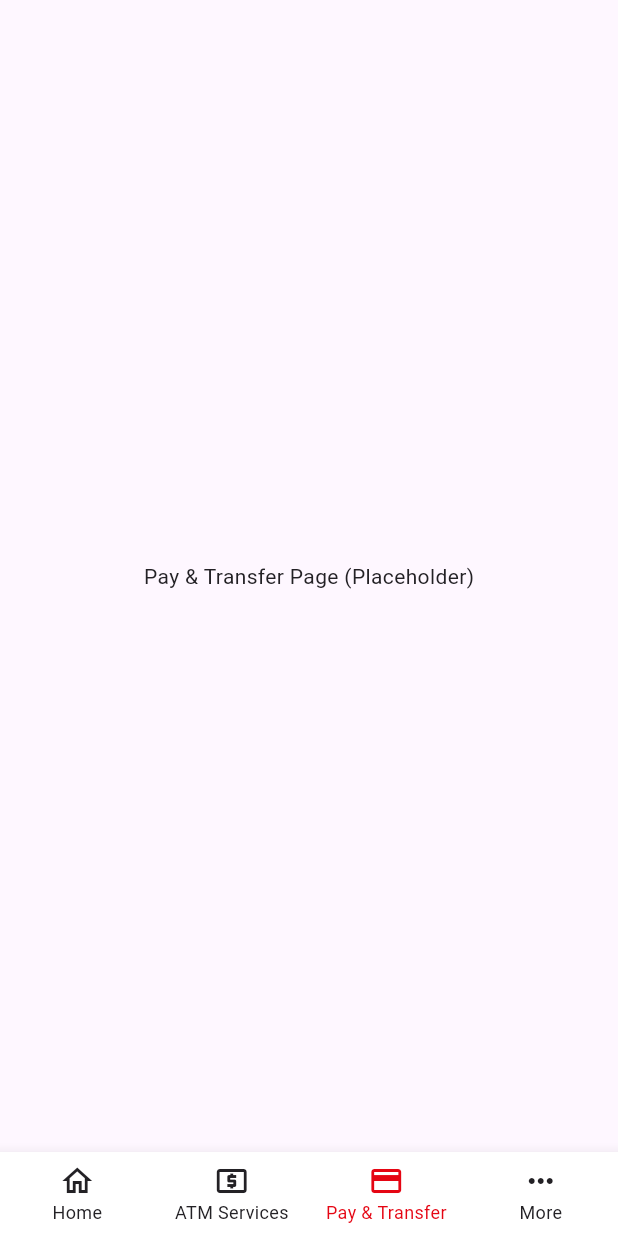
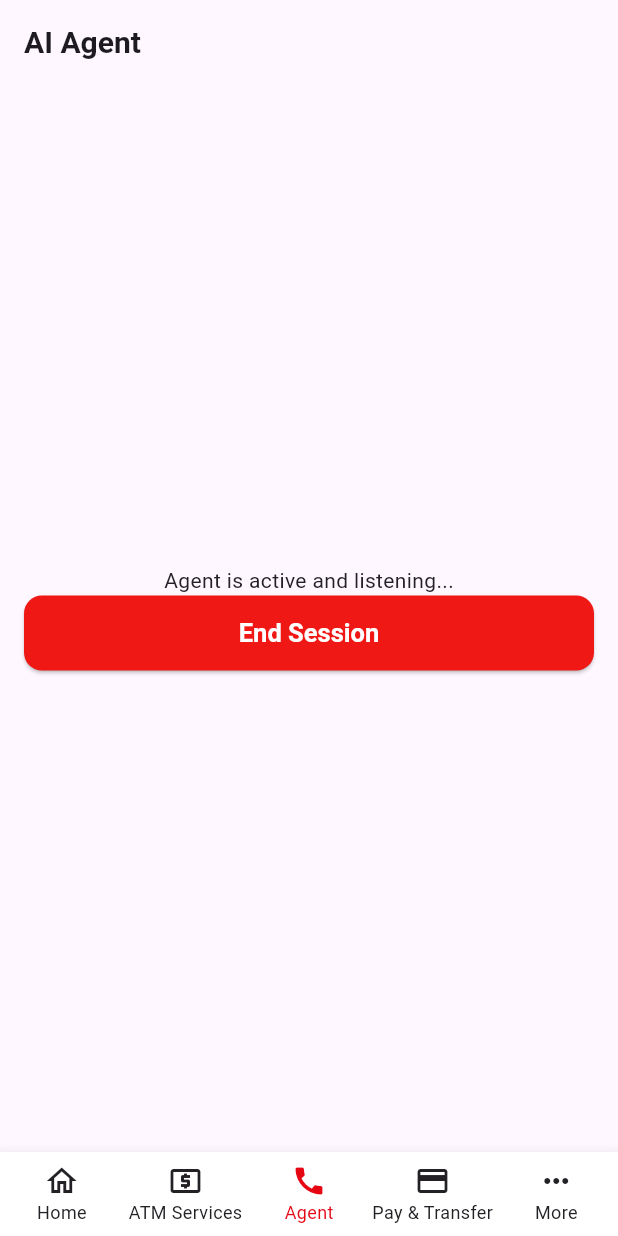
Before and after one commit to bombastic-bankers/bombastic-banking, a Flutter app: the NavbarRootScreen screen opened directly, item 3 of the bottom bar chosen, on a phone screen of 412 x 824 dp. Run offline on Flutter 3.47's test engine with Material 3 defaults, Android fonts, the phone set to English and light mode, and no system bars; our stand-ins replace flutter_dotenv, flutter_secure_storage, local_auth, permission_handler, shared_preferences; missing offline and left inert: elevenlabs_agents, jwt_decode, local_auth_android, ndef_record, nfc_manager, nfc_manager_ndef; accounts and stored records are empty; network calls fail.

Commit message:
enable call initiation with WenWen

```diff
--- a/mobile-app/lib/main.dart
+++ b/mobile-app/lib/main.dart
@@ -3,12 +3,15 @@ import 'package:bombastic_banking/repositories/auth_repository.dart';
 import 'package:bombastic_banking/repositories/nfc_repository.dart';
 import 'package:bombastic_banking/repositories/user_repository.dart';
 import 'package:bombastic_banking/repositories/transaction_repository.dart';
+import 'package:bombastic_banking/repositories/agent_repository.dart';
 import 'package:bombastic_banking/route_observer.dart';
 import 'package:bombastic_banking/services/atm_service.dart';
 import 'package:bombastic_banking/services/biometric_service.dart';
 import 'package:bombastic_banking/services/nfc_service.dart';
 import 'package:bombastic_banking/services/user_service.dart';
 import 'package:bombastic_banking/services/transaction_service.dart';
+import 'package:bombastic_banking/services/agent_service.dart';
+import 'package:bombastic_banking/services/permission_service.dart';
 import 'package:bombastic_banking/storage/secure_storage.dart';
 import 'package:bombastic_banking/ui/atm_services/deposit_confirmation/deposit_confirmation_viewmodel.dart';
 import 'package:bombastic_banking/ui/atm_services/deposit_start/deposit_start_viewmodel.dart';
@@ -18,6 +21,7 @@ import 'package:bombastic_banking/ui/home/home_viewmodel.dart';
 import 'package:bombastic_banking/ui/transactions/transactions_viewmodel.dart';
 import 'package:bombastic_banking/ui/login/login_viewmodel.dart';
 import 'package:bombastic_banking/ui/navbar_root/navbar_root_viewmodel.dart';
+import 'package:bombastic_banking/ui/Agent/agent_viewmodel.dart';
 import 'package:flutter_dotenv/flutter_dotenv.dart';
 import 'package:flutter/material.dart';
 import 'package:flutter/services.dart';
@@ -120,6 +124,10 @@ class _BankAppState extends State<BankApp> {
     },
   );
 
+  late final _agentRepo = TokenRepository(
+    tokenService: TokenService(baseUrl: apiBaseUrl),
+    secureStorage: _secureStorage,
+  );
   @override
   Widget build(BuildContext context) {
     return MultiProvider(
@@ -155,6 +163,12 @@ class _BankAppState extends State<BankApp> {
         ChangeNotifierProvider(
           create: (_) =>
               DepositConfirmationViewModel(atmRepository: _atmRepository),
+        ),
+        ChangeNotifierProvider(
+          create: (_) => AgentViewmodel(
+            tokenRepository: _agentRepo,
+            permissionService: PermissionService(),
+          ),
         ),
         Provider.value(value: _sessionManager),
       ],
--- /dev/null
+++ b/mobile-app/lib/repositories/agent_repository.dart
@@ -0,0 +1,20 @@
+import '../services/agent_service.dart';
+import 'package:bombastic_banking/storage/secure_storage.dart';
+
+class TokenRepository {
+  final TokenService _tokenService;
+  final SecureStorage _secureStorage;
+
+  TokenRepository({
+    required TokenService tokenService,
+    required SecureStorage secureStorage,
+  }) : _tokenService = tokenService,
+       _secureStorage = secureStorage;
+  Future<String> getConversationToken() async {
+    final sessionToken = await _secureStorage.getSessionToken();
+    if (sessionToken == null) {
+      throw Exception('Missing session token');
+    }
+    return await _tokenService.fetchWebRtcToken(sessionToken: sessionToken);
+  }
+}
--- /dev/null
+++ b/mobile-app/lib/ui/Agent/agent_screen.dart
@@ -0,0 +1,32 @@
+import 'package:bombastic_banking/app_constants.dart';
+import 'package:bombastic_banking/widgets/app_button.dart';
+import 'package:flutter/material.dart';
+import 'package:provider/provider.dart';
+import 'agent_viewmodel.dart';
+
+class AgentScreen extends StatelessWidget {
+  const AgentScreen({super.key});
+
+  @override
+  Widget build(BuildContext context) {
+    final vm = context.watch<AgentViewmodel>();
+
+    return Scaffold(
+      appBar: AppBar(title: const Text('AI Agent')),
+      body: Center(
+        child: Padding(
+          padding: const EdgeInsets.all(16.0),
+          child: Column(
+            mainAxisAlignment: MainAxisAlignment.center,
+            children: [
+              vm.isConnecting
+                  ? const CircularProgressIndicator(color: brandRed)
+                  : const Text("Agent is active and listening..."),
+              AppButton(text: 'End Session', onPressed: vm.endSession),
+            ],
+          ),
+        ),
+      ),
+    );
+  }
+}
--- /dev/null
+++ b/mobile-app/lib/ui/Agent/agent_viewmodel.dart
@@ -0,0 +1,58 @@
+import 'package:flutter/material.dart';
+import 'package:elevenlabs_agents/elevenlabs_agents.dart';
+import '../../services/permission_service.dart';
+import '../../repositories/agent_repository.dart';
+
+class AgentViewmodel extends ChangeNotifier {
+  final TokenRepository _repository;
+  final PermissionService _permissionService;
+
+  AgentViewmodel({
+    required TokenRepository tokenRepository,
+    required PermissionService permissionService,
+  }) : _repository = tokenRepository,
+       _permissionService = permissionService;
+
+  final ConversationClient _agentClient = ConversationClient(
+    callbacks: ConversationCallbacks(
+      onConnect: ({required conversationId}) => debugPrint("Agent Connected:"),
+      onMessage: ({required message, required source}) =>
+          debugPrint("Agent Message: $message from $source"),
+      onError: (string, [dynamic]) => debugPrint("Agent Error: $string"),
+    ),
+  );
+
+  bool _isConnecting = false;
+  bool get isConnecting => _isConnecting;
+
+  Future<void> initAssistant() async {
+    _isConnecting = true;
+    notifyListeners();
+    final granted = await _permissionService.requestMicrophone();
+    if (!granted) {
+      // Check if we need to tell the user to go to settings
+      if (await _permissionService.isPermanentlyDenied()) {
+        debugPrint(
+          "Microphone permission permanently denied. Please enable it in settings.",
+        );
+      } else {
+        debugPrint("Microphone permission denied.");
+      }
+      return;
+    }
+    try {
+      final token = await _repository.getConversationToken();
+
+      await _agentClient.startSession(conversationToken: token);
+    } catch (e) {
+      debugPrint("Assistant Error: $e");
+    } finally {
+      _isConnecting = false;
+      notifyListeners();
+    }
+  }
+
+  Future<void> endSession() async {
+    await _agentClient.endSession();
+  }
+}
--- a/mobile-app/lib/ui/navbar_root/navbar_root_screen.dart
+++ b/mobile-app/lib/ui/navbar_root/navbar_root_screen.dart
@@ -1,6 +1,8 @@
 import 'package:bombastic_banking/ui/atm_services/atm_services_screen.dart';
 import 'package:bombastic_banking/ui/home/home_screen.dart';
 import 'package:bombastic_banking/ui/navbar_root/navbar_root_viewmodel.dart';
+import 'package:bombastic_banking/ui/Agent/agent_screen.dart';
+import 'package:bombastic_banking/ui/Agent/agent_viewmodel.dart';
 import 'package:flutter/material.dart';
 import 'package:provider/provider.dart';
 
@@ -15,6 +17,7 @@ class _NavbarRootScreenState extends State<NavbarRootScreen> {
   final List<Widget> _screens = [
     const HomeScreen(),
     const ATMServicesScreen(),
+    const AgentScreen(),
     const Center(child: Text('Pay & Transfer Page (Placeholder)')),
     const Center(child: Text('More Page (Placeholder)')),
   ];
@@ -35,7 +38,12 @@ class _NavbarRootScreenState extends State<NavbarRootScreen> {
         bottomNavigationBar: BottomNavigationBar(
           type: BottomNavigationBarType.fixed,
           currentIndex: vm.index,
-          onTap: (i) => vm.index = i,
+          onTap: (i) {
+            vm.index = i;
+            if (i == 2) {
+              context.read<AgentViewmodel>().initAssistant();
+            }
+          },
           selectedItemColor: Theme.of(context).colorScheme.primary,
           selectedFontSize: 12,
           unselectedItemColor: Theme.of(context).colorScheme.onSurfaceVariant,
@@ -48,6 +56,7 @@ class _NavbarRootScreenState extends State<NavbarRootScreen> {
               icon: Icon(Icons.local_atm_outlined),
               label: 'ATM Services',
             ),
+            BottomNavigationBarItem(icon: Icon(Icons.call), label: 'Agent'),
             BottomNavigationBarItem(
               icon: Icon(Icons.payment_outlined),
               label: 'Pay & Transfer',
--- a/mobile-app/pubspec.yaml
+++ b/mobile-app/pubspec.yaml
@@ -22,6 +22,8 @@ dependencies:
   nfc_manager_ndef: ^1.1.0
   ndef_record: ^1.3.3
   jwt_decode: ^0.3.1
+  elevenlabs_agents: ^0.3.0
+  permission_handler: ^12.0.1
 
 dev_dependencies:
   flutter_test:
```
Also changed, not shown: mobile-app/lib/client_tools/client_tools.dart (added, +23 -0 lines), mobile-app/lib/services/agent_service.dart (added, +24 -0 lines), mobile-app/lib/services/permission_service.dart (added, +12 -0 lines), mobile-app/pubspec.lock, 1 other file.
